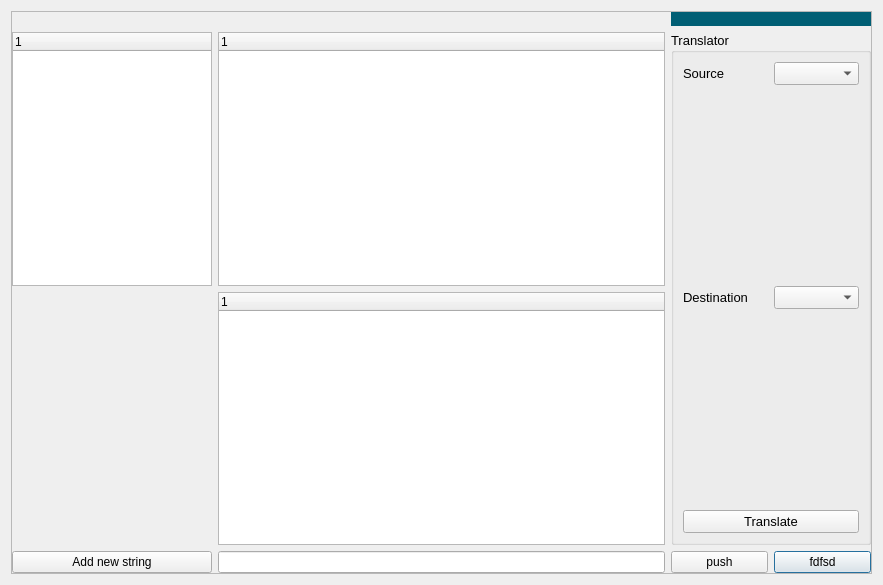
The window that apps/Translator/Translator_GUI.ui (bellonemauro/Labonatip2.0) describes before a commit, drawn with Qt 5.
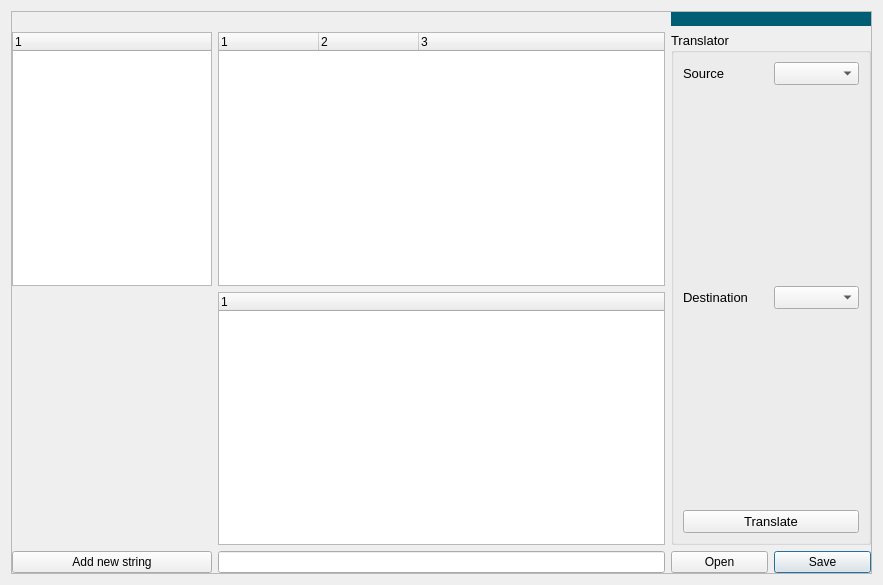
The same window after the commit. Icons and pictures are not drawn.

Patch:
```diff
--- a/apps/Translator/Translator_GUI.ui
+++ b/apps/Translator/Translator_GUI.ui
@@ -61,8 +61,8 @@
        <rect>
         <x>0</x>
         <y>0</y>
-        <width>863</width>
-        <height>565</height>
+        <width>859</width>
+        <height>561</height>
        </rect>
       </property>
       <property name="sizePolicy">
@@ -107,7 +107,7 @@
             <string>Disconnect from the active COM port</string>
            </property>
            <property name="text">
-            <string>fdfsd</string>
+            <string>Save</string>
            </property>
           </widget>
          </item>
@@ -261,7 +261,7 @@
             <string>Connect to the selected COM port</string>
            </property>
            <property name="text">
-            <string>push</string>
+            <string>Open</string>
            </property>
           </widget>
          </item>
@@ -281,6 +281,16 @@
              <string notr="true">1</string>
             </property>
            </column>
+           <column>
+            <property name="text">
+             <string>2</string>
+            </property>
+           </column>
+           <column>
+            <property name="text">
+             <string>3</string>
+            </property>
+           </column>
           </widget>
          </item>
          <item row="1" column="0">
```
Left out of the diff: 4 changed lines with no effect on the pictures.
